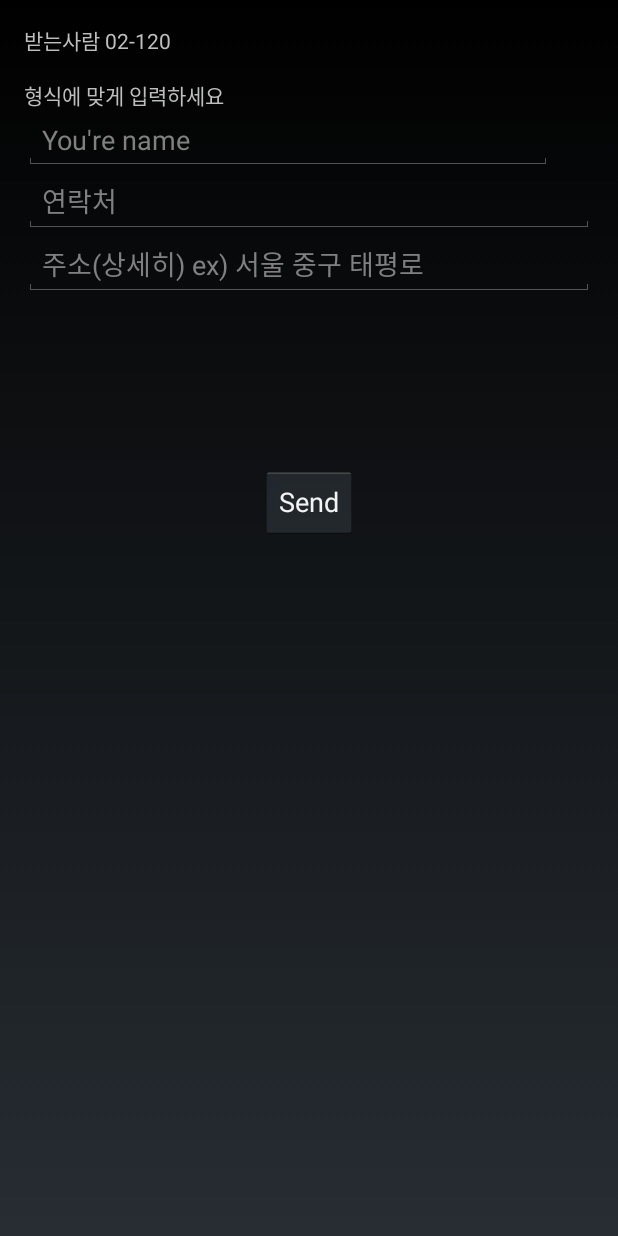
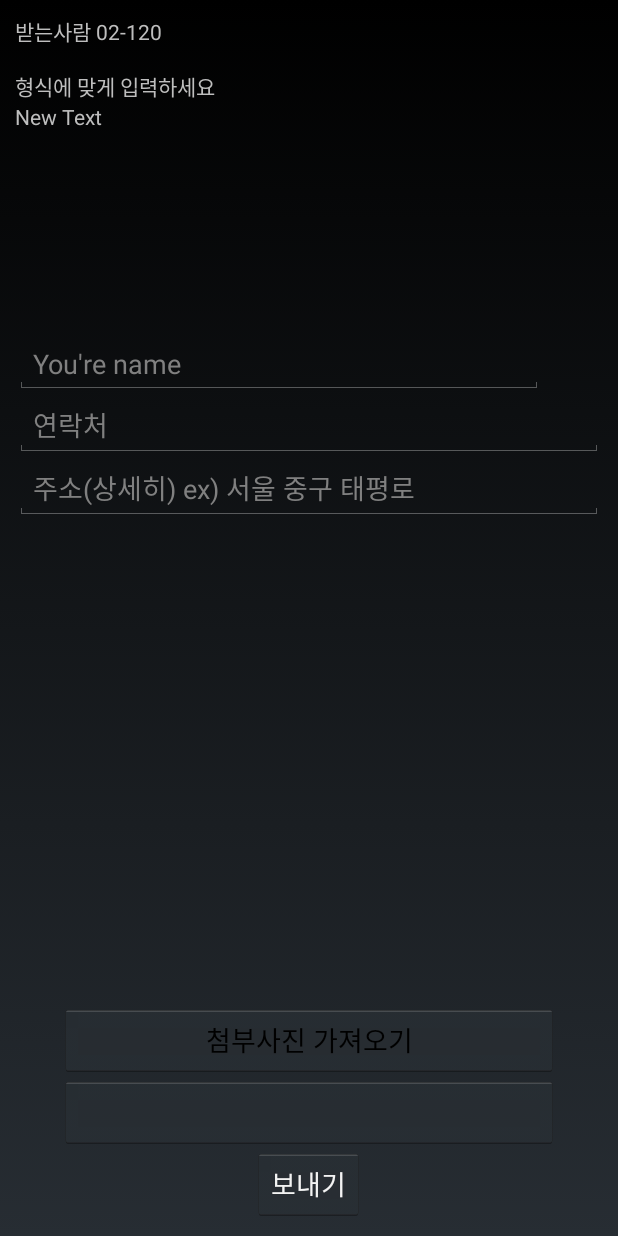
Before and after one commit to Minkyeong-Sung/HAXI, an Android app: the UcNotifyActivity screen opened directly, with no data from a screen before it, on a phone screen of 412 x 824 dp. Run offline under Robolectric (Android 15) with nearby library versions, the phone set to English and light mode, and no system bars.

Commit message:
Revert "신고 하기위한 xml 디자인 추가"
This reverts commit 7970567042ded0402c33fe50ef5346ed8a48e956.

```diff
--- a/app/src/main/res/layout/activity_uc_notify.xml
+++ b/app/src/main/res/layout/activity_uc_notify.xml
@@ -1,15 +1,17 @@
 <LinearLayout xmlns:android="http://schemas.android.com/apk/res/android"
     xmlns:tools="http://schemas.android.com/tools"
-    android:layout_width="fill_parent"
-    android:layout_height="fill_parent"
-    android:paddingBottom="@dimen/activity_vertical_margin"
-    android:paddingLeft="@dimen/activity_horizontal_margin"
-    android:paddingRight="@dimen/activity_horizontal_margin"
-    android:paddingTop="@dimen/activity_vertical_margin"
+    android:id="@+id/container"
+    android:layout_width="match_parent"
+    android:layout_height="match_parent"
+    android:orientation="vertical"
+    android:padding="10dp"
     tools:context=".MainActivity"
-    android:orientation="vertical"
-    android:weightSum="1">
+    tools:ignore="MergeRootFrame" >
 
+    <RelativeLayout
+        android:layout_width="match_parent"
+        android:layout_height="wrap_content" >
+    </RelativeLayout>
     <TextView
         android:layout_width="wrap_content"
         android:layout_height="wrap_content"
@@ -20,6 +22,13 @@
         android:layout_height="wrap_content"
         android:layout_marginTop="15dp"
         android:text="형식에 맞게 입력하세요" />
+
+    <TextView
+        android:layout_width="81dp"
+        android:layout_height="wrap_content"
+        android:text="New Text"
+        android:id="@+id/textView"
+        android:layout_weight="0.04" />
 
     <EditText
         android:id="@+id/smsText"
@@ -51,17 +60,57 @@
         android:hint="주소(상세히) ex) 서울 중구 태평로"
         android:scrollbars="vertical" />
 
-    <ImageView
-        android:layout_width="157dp"
-        android:layout_height="113dp"
-        android:id="@+id/imageView"
-        android:layout_gravity="center_horizontal" />
+
+    <HorizontalScrollView
+        android:id="@+id/hori_scroll_view"
+        android:layout_width="match_parent"
+        android:layout_height="152dp"
+        android:fillViewport="false"
+        android:foregroundGravity="left"
+        android:paddingBottom="1dp"
+        android:paddingTop="1dp"
+        android:layout_weight="0.05">
+
+        <LinearLayout
+            android:id="@+id/selected_photos_container"
+            android:layout_width="match_parent"
+            android:layout_height="match_parent"
+            android:layout_gravity="left"
+            android:animateLayoutChanges="true"
+            android:gravity="left"
+            android:orientation="horizontal"
+            android:visibility="visible" >
+
+
+            <!-- images will be added dynamicall to this layout -->
+        </LinearLayout>
+    </HorizontalScrollView>
+
+
+
+    <Button
+        android:id="@+id/get_images"
+        android:layout_width="match_parent"
+        android:layout_height="wrap_content"
+        android:layout_marginLeft="30dp"
+        android:layout_marginRight="30dp"
+        android:text="첨부사진 가져오기"
+        android:textColor="#000000" />
+
+    <Button
+        android:id="@+id/get_n_images"
+        android:layout_width="match_parent"
+        android:layout_height="wrap_content"
+        android:layout_below="@id/get_images"
+        android:layout_marginLeft="30dp"
+        android:layout_marginRight="30dp"
+        android:textColor="#000000" />
 
     <Button
         android:layout_width="wrap_content"
         android:layout_height="wrap_content"
         android:layout_gravity="center_horizontal"
         android:onClick="sendSMS"
-        android:text="Send" />
+        android:text="보내기" />
 
 </LinearLayout>
```
